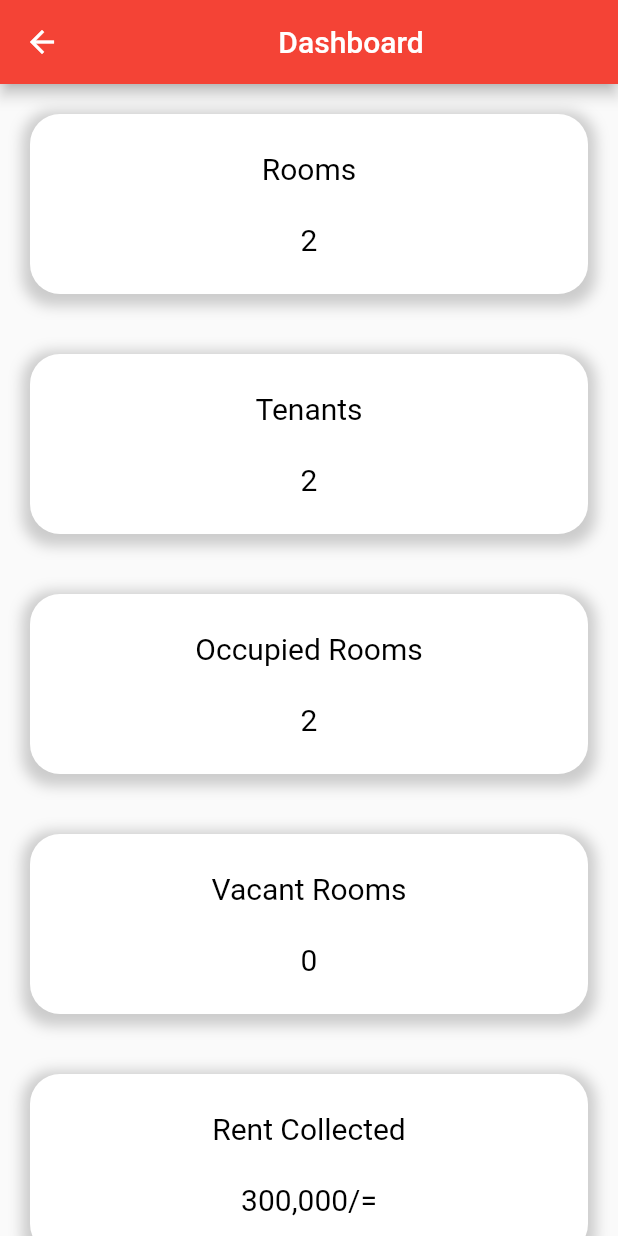
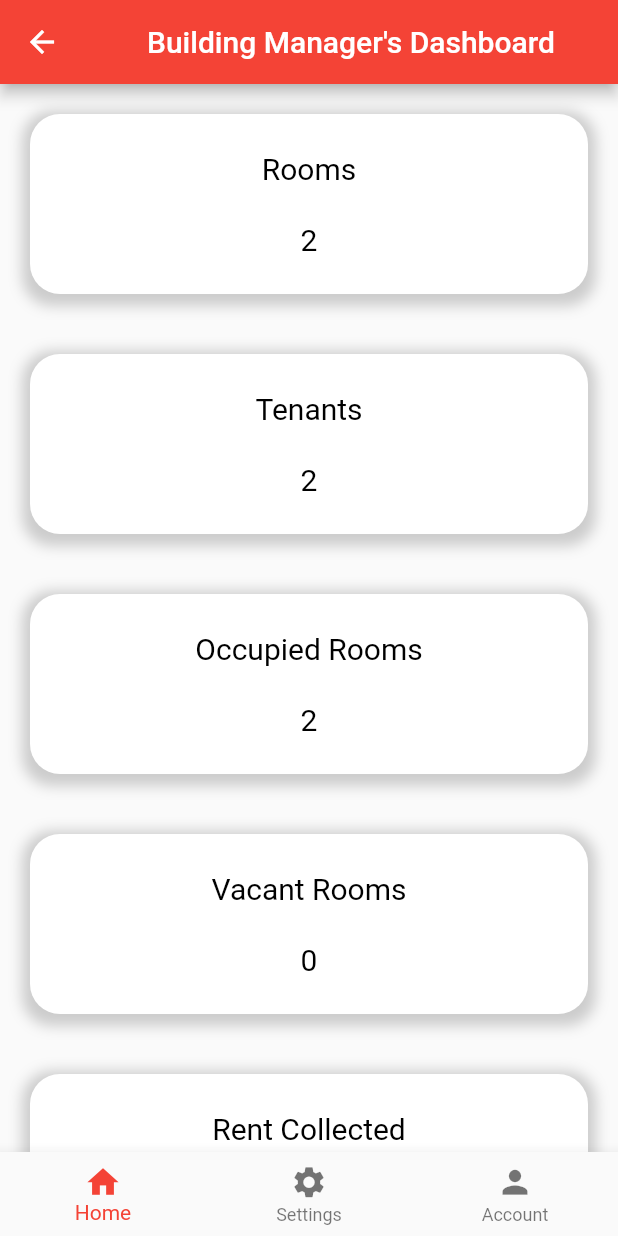
Before and after one commit to Ssentongo-Mansoor/waka_up, a Flutter app: the BuildingManagerDashboard screen opened directly, on a phone screen of 412 x 824 dp. Run offline on Flutter 3.47's test engine with Material 2 defaults, Android fonts, the phone set to English and light mode, and no system bars.

Commit message:
Bottom Navigation Bar

```diff
--- a/lib/building_managers_dashboard.dart
+++ b/lib/building_managers_dashboard.dart
@@ -1,11 +1,29 @@
 import 'package:flutter/material.dart';
 
-class BuildingManagerDashboard extends StatelessWidget {
+class BuildingManagerDashboard extends StatefulWidget {
+  @override
+  _BuildingManagerDashboardState createState() =>
+      _BuildingManagerDashboardState();
+}
+
+class _BuildingManagerDashboardState extends State<BuildingManagerDashboard> {
   @override
   Widget build(BuildContext context) {
     return Scaffold(
       appBar: AppBar(
-        title: Center(child: Text("Dashboard")),
+        title: Center(child: Text("Building Manager's Dashboard")),
+      ),
+      bottomNavigationBar: BottomNavigationBar(
+        type: BottomNavigationBarType.fixed,
+        currentIndex: 0,
+        iconSize: 25.0,
+        items: <BottomNavigationBarItem>[
+          BottomNavigationBarItem(icon: new Icon(Icons.home), label: 'Home'),
+          BottomNavigationBarItem(
+              icon: new Icon(Icons.settings), label: 'Settings'),
+          BottomNavigationBarItem(
+              icon: new Icon(Icons.person), label: 'Account')
+        ],
       ),
       body: ListView(
         children: <Widget>[
--- a/lib/main.dart
+++ b/lib/main.dart
@@ -1,7 +1,8 @@
 import 'package:flutter/material.dart';
 //import 'package:flutter/services.dart';
 import 'package:waka/LoginPage.dart';
-import 'package:waka/building_managers_dashboard.dart';
+//import 'package:waka/building_managers_dashboard.dart';
+//import 'package:waka/add_tenant.dart';
 
 void main() {
   runApp(MaterialApp(
```
Also changed, not shown: lib/LoginPage.dart (+7 -1 lines), lib/add_tenant.dart (added, +19 -0 lines).
